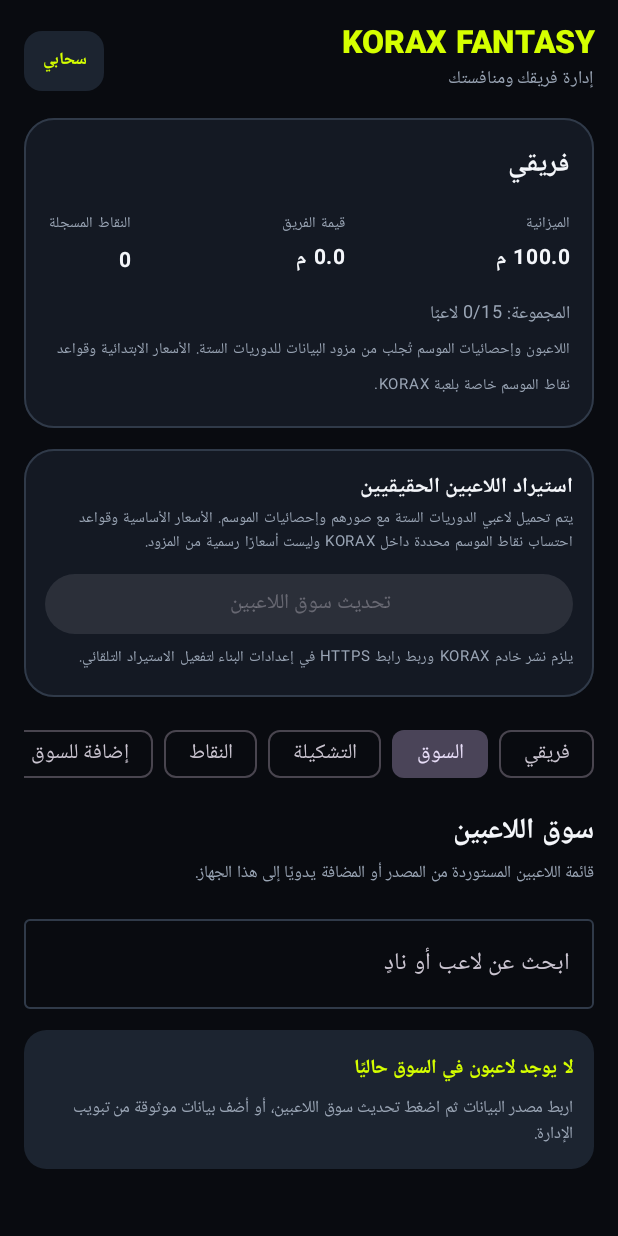
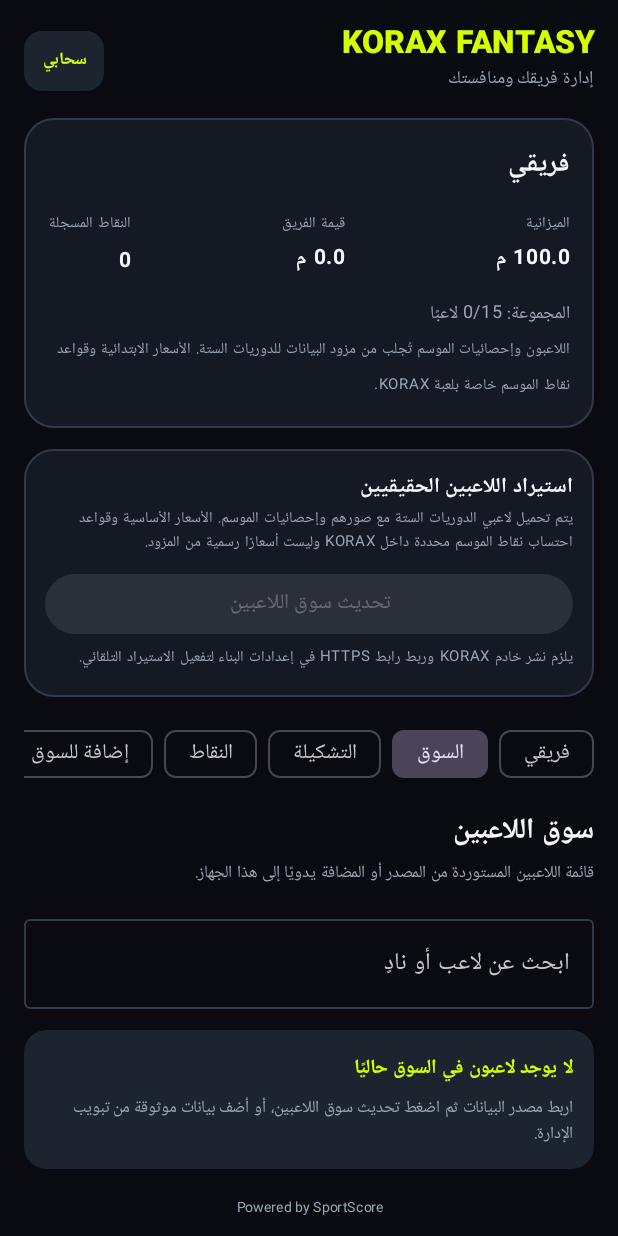
Before and after one commit to shotalx2-lgtm/korax-, an Android app built with Jetpack Compose: the composable FantasyScreen shown on its own in the app's theme, after a tap on "السوق", on a phone screen of 412 x 824 dp. Run offline under Robolectric (Android 15) with nearby library versions, the phone set to English and light mode, and no system bars; our stand-ins replace Firebase (no records; nobody signed in at launch, a user with empty details on screens opened directly); pictures from the network do not load.

Commit message:
Add SportScore attribution to fantasy data screen

```diff
--- a/app/src/main/java/com/koora/app/FantasyScreen.kt
+++ b/app/src/main/java/com/koora/app/FantasyScreen.kt
@@ -251,6 +251,7 @@ private suspend fun loadFantasyPlayersFromApi(): List<FantasyPlayer> = withConte
 
 @Composable
 fun FantasyScreen() {
+    val uriHandler = androidx.compose.ui.platform.LocalUriHandler.current
     val context = androidx.compose.ui.platform.LocalContext.current
     val store = remember { FantasyLocalStore(context) }
     val firebaseConfigured = remember { FirebaseApp.getApps(context).isNotEmpty() }
@@ -620,6 +621,14 @@ fun FantasyScreen() {
                 InfoPanel("قواعد التشكيلة الافتراضية", "15 لاعبًا: حارسا مرمى، 5 مدافعين، 5 وسط، 3 مهاجمين. الميزانية 100 مليون، والحد الأقصى 3 لاعبين من النادي الواحد.")
             }
         }
+        Text(
+            "Powered by SportScore",
+            color = FxMuted,
+            fontSize = 9.sp,
+            modifier = Modifier.align(Alignment.CenterHorizontally).clickable {
+                uriHandler.openUri("https://sportscore.com/")
+            }.padding(vertical = 7.dp)
+        )
         Spacer(Modifier.height(20.dp))
     }
 }
```
